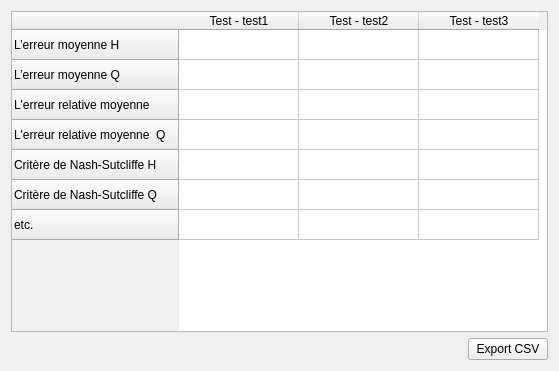
Above: ui/scores/ui_results_score.ui from Artelia/Mascaret before the change. Below: the same form after it.
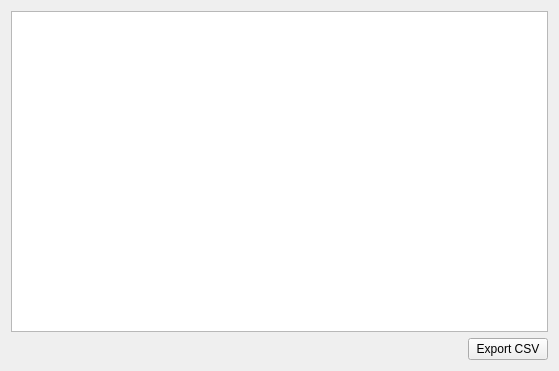
That is the form after the change.

The edit to the form file:
```diff
--- a/ui/scores/ui_results_score.ui
+++ b/ui/scores/ui_results_score.ui
@@ -36,6 +36,9 @@
        <property name="alternatingRowColors">
         <bool>false</bool>
        </property>
+       <property name="textElideMode">
+        <enum>Qt::ElideRight</enum>
+       </property>
        <property name="verticalScrollMode">
         <enum>QAbstractItemView::ScrollPerItem</enum>
        </property>
@@ -46,58 +49,8 @@
         <bool>true</bool>
        </attribute>
        <attribute name="horizontalHeaderDefaultSectionSize">
-        <number>120</number>
+        <number>200</number>
        </attribute>
-       <row>
-        <property name="text">
-         <string>L’erreur moyenne H</string>
-        </property>
-       </row>
-       <row>
-        <property name="text">
-         <string>L’erreur moyenne Q</string>
-        </property>
-       </row>
-       <row>
-        <property name="text">
-         <string>L'erreur relative moyenne </string>
-        </property>
-       </row>
-       <row>
-        <property name="text">
-         <string>L'erreur relative moyenne  Q</string>
-        </property>
-       </row>
-       <row>
-        <property name="text">
-         <string>Critère de Nash-Sutcliffe H</string>
-        </property>
-       </row>
-       <row>
-        <property name="text">
-         <string>Critère de Nash-Sutcliffe Q</string>
-        </property>
-       </row>
-       <row>
-        <property name="text">
-         <string>etc.</string>
-        </property>
-       </row>
-       <column>
-        <property name="text">
-         <string>Test - test1</string>
-        </property>
-       </column>
-       <column>
-        <property name="text">
-         <string>Test - test2</string>
-        </property>
-       </column>
-       <column>
-        <property name="text">
-         <string>Test - test3</string>
-        </property>
-       </column>
       </widget>
      </item>
      <item>
```
